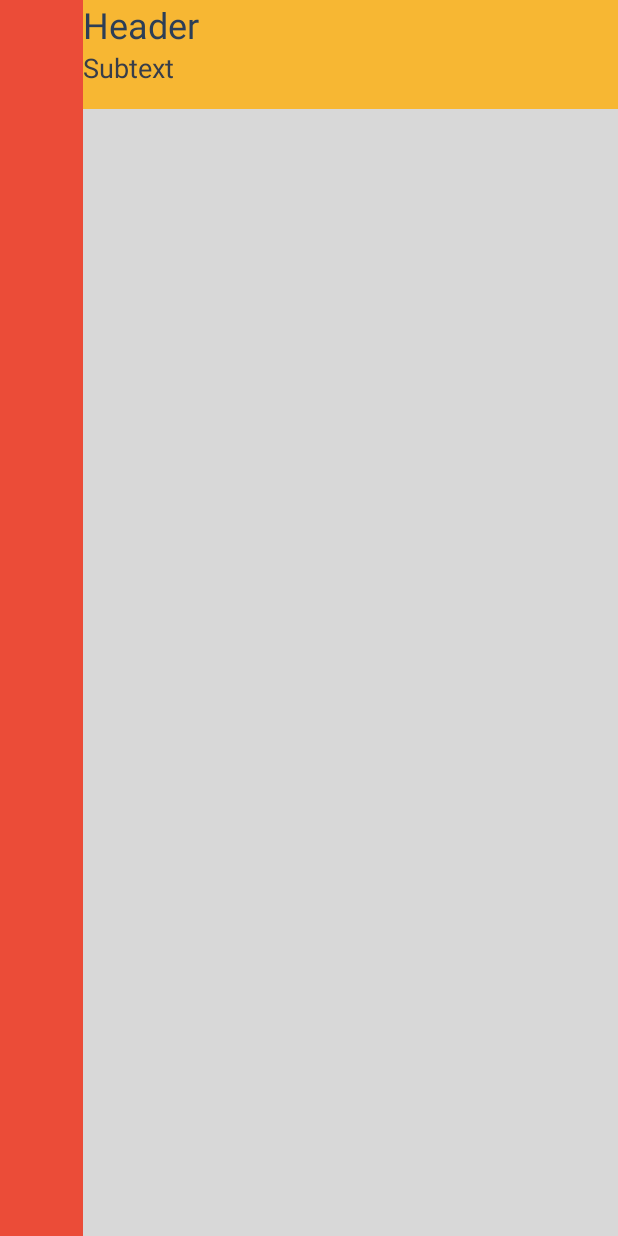
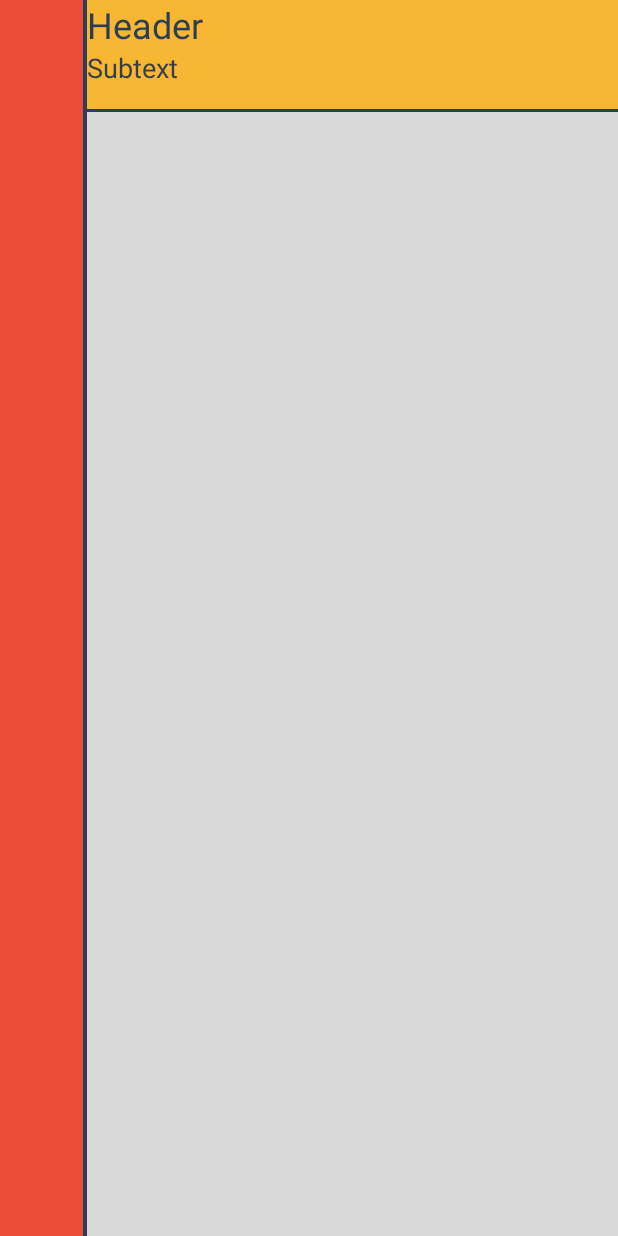
Before and after one commit to HetBenkt/OnePomodoroExercises, an Android app: the layout row.xml on its own in the app's theme, with its tools: preview values and no code run, on a phone screen of 412 x 824 dp. Run offline under Robolectric (Android 15) with nearby library versions, the phone set to English and light mode, and no system bars.

Commit message:
color-codes and show other info like category and weight

```diff
--- a/app/src/main/res/layout/row.xml
+++ b/app/src/main/res/layout/row.xml
@@ -10,7 +10,14 @@
             android:layout_height="match_parent"
             app:srcCompat="@color/infoBackground"
             android:id="@+id/icon"
-            android:layout_weight="1"/>
+            android:layout_weight="0.95"/>
+    <TextView
+            android:background="@color/mainText"
+            android:layout_width="5dp"
+            android:layout_height="match_parent"
+            android:id="@+id/category"
+            android:layout_weight="0.05"
+            />
 
     <LinearLayout
             android:orientation="vertical"
@@ -42,6 +49,12 @@
                 android:layout_height="wrap_content"
                 android:id="@+id/description"
                 android:textSize="11sp"/>
+        <TextView
+                android:background="@color/mainText"
+                android:layout_width="match_parent"
+                android:layout_height="2dp"
+                android:id="@+id/weight"
+                />
 
     </LinearLayout>
 
```
Also changed, not shown: app/src/main/java/nl/bos/onepomodoroexercises/ExerciseAdapter.java (+50 -0 lines), app/src/main/res/values/colors.xml (+10 -0 lines), 1 other file.
